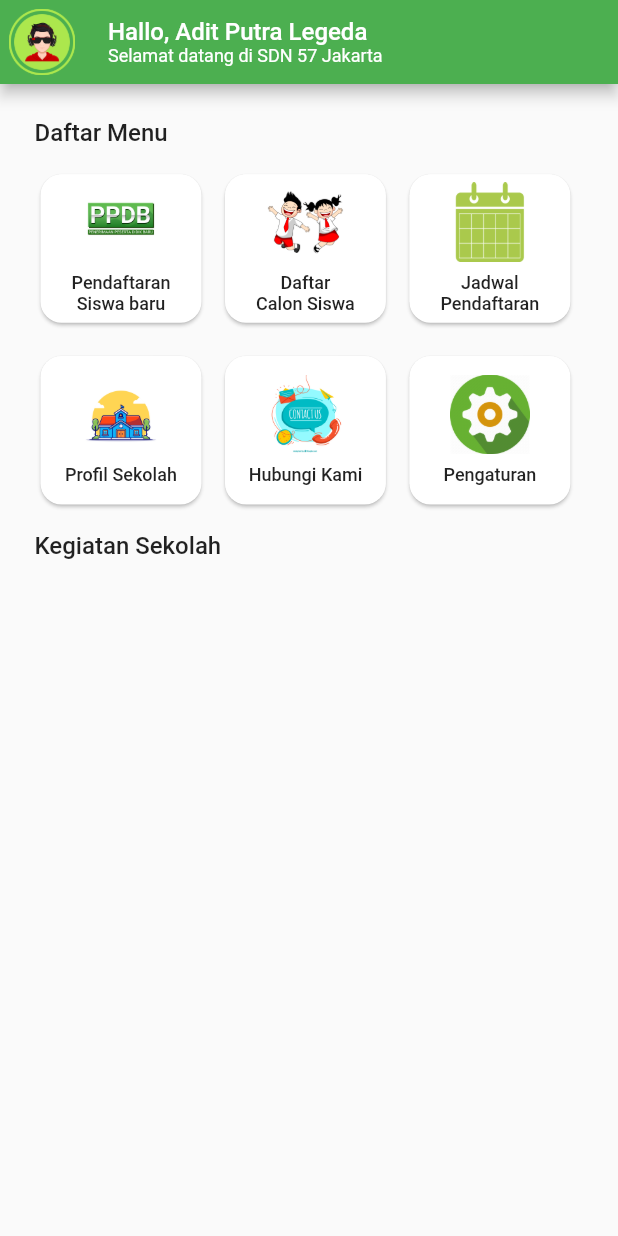
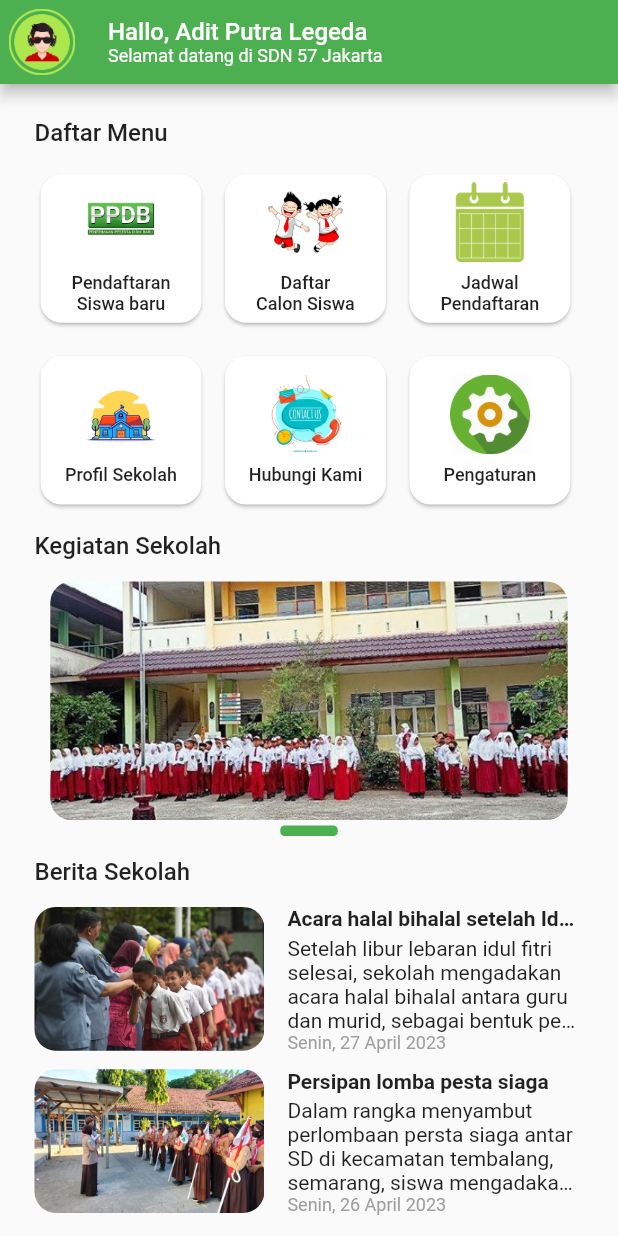
Before and after one commit to Aliryo/Aplikasi-Pendaftaran-Sekolah-Flutter, a Flutter app: the screen it shows after launch, on a phone screen of 412 x 824 dp. Run offline on Flutter 3.47's test engine with Material 2 defaults, Android fonts, the phone set to English and light mode, and no system bars; drawn by our look-alikes of carousel_slider; our stand-ins replace cloud_firestore, firebase_core, flutter_screenutil; accounts and stored records are empty.

Commit message:
finishing home page

```diff
--- a/lib/data/src/app_images.dart
+++ b/lib/data/src/app_images.dart
@@ -6,4 +6,8 @@ class AppImages {
   static const String setting = "assets/settings.png";
   static const String student = "assets/student.png";
   static const String contactUs = "assets/contactus.jpg";
+
+  static const String kegiatan = "assets/kegiatan.png";
+  static const String berita1 = "assets/berita1.png";
+  static const String berita2 = "assets/berita2.png";
 }
--- a/lib/views/pages/home_page.dart
+++ b/lib/views/pages/home_page.dart
@@ -1,6 +1,8 @@
 import 'package:aplikasi_pendaftaran_siswa/data/src/app_images.dart';
 import 'package:aplikasi_pendaftaran_siswa/utils/double_extension.dart';
 import 'package:aplikasi_pendaftaran_siswa/views/widgets/widget_card_home.dart';
+import 'package:aplikasi_pendaftaran_siswa/views/widgets/widget_news_list.dart';
+import 'package:carousel_slider/carousel_slider.dart';
 import 'package:cloud_firestore/cloud_firestore.dart';
 import 'package:flutter/material.dart';
 import 'package:flutter_screenutil/flutter_screenutil.dart';
@@ -87,8 +89,69 @@ class HomePage extends StatelessWidget {
               fontWeight: FontWeight.w500,
             ),
           ),
+          16.0.height,
+          CarouselSlider(
+            items: [
+              ClipRRect(
+                borderRadius: BorderRadius.circular(16.r),
+                child: Image.asset(
+                  AppImages.kegiatan,
+                  width: 360.w,
+                  height: 200.h,
+                  fit: BoxFit.cover,
+                ),
+              ),
+            ],
+            options: CarouselOptions(
+              height: 180.h,
+              viewportFraction: 1,
+              autoPlay: true,
+              initialPage: 0,
+              onPageChanged: (index, reason) {},
+            ),
+          ),
+          4.0.height,
+          Row(
+            mainAxisAlignment: MainAxisAlignment.center,
+            children: [
+              indicator(1),
+            ],
+          ),
+          16.0.height,
+          const Text(
+            'Berita Sekolah',
+            style: TextStyle(
+              fontSize: 16,
+              fontWeight: FontWeight.w500,
+            ),
+          ),
+          16.0.height,
+          const WidgetNewsList(
+            image: AppImages.berita1,
+            title: 'Acara halal bihalal setelah Idul Fitri',
+            subtitle:
+                'Setelah libur lebaran idul fitri selesai, sekolah mengadakan acara halal bihalal antara guru dan murid, sebagai bentuk pengajaran pendidikan.',
+            date: 'Senin, 27 April 2023',
+          ),
+          const WidgetNewsList(
+            image: AppImages.berita2,
+            title: 'Persipan lomba pesta siaga',
+            subtitle:
+                'Dalam rangka menyambut perlombaan persta siaga antar SD di kecamatan tembalang, semarang, siswa mengadakan latihan kegiatan.',
+            date: 'Senin, 26 April 2023',
+          ),
         ],
       ),
     );
   }
+
+  Widget indicator(int index) {
+    return Container(
+      width: 40.w,
+      height: 8.h,
+      margin: EdgeInsets.symmetric(horizontal: 2.w),
+      decoration: BoxDecoration(
+          color: Colors.green, borderRadius: BorderRadius.circular(3.w)),
+    );
+  }
 }
--- /dev/null
+++ b/lib/views/widgets/widget_news_list.dart
@@ -0,0 +1,68 @@
+import 'package:aplikasi_pendaftaran_siswa/data/src/app_images.dart';
+import 'package:aplikasi_pendaftaran_siswa/utils/double_extension.dart';
+import 'package:flutter/material.dart';
+import 'package:flutter_screenutil/flutter_screenutil.dart';
+
+class WidgetNewsList extends StatelessWidget {
+  const WidgetNewsList({
+    super.key,
+    required this.image,
+    required this.title,
+    required this.subtitle,
+    required this.date,
+  });
+  final String image;
+  final String title;
+  final String subtitle;
+  final String date;
+
+  @override
+  Widget build(BuildContext context) {
+    return Container(
+      margin: EdgeInsets.only(bottom: 8.h),
+      child: Row(
+        crossAxisAlignment: CrossAxisAlignment.start,
+        children: [
+          ClipRRect(
+            borderRadius: BorderRadius.circular(16.r),
+            child: Image.asset(
+              image,
+              width: 160.w,
+            ),
+          ),
+          16.0.width,
+          Flexible(
+            child: Column(
+              crossAxisAlignment: CrossAxisAlignment.start,
+              children: [
+                Text(
+                  title,
+                  maxLines: 1,
+                  overflow: TextOverflow.ellipsis,
+                  style: const TextStyle(
+                    fontSize: 14,
+                    fontWeight: FontWeight.w700,
+                  ),
+                ),
+                4.0.height,
+                Text(
+                  subtitle,
+                  maxLines: 4,
+                  overflow: TextOverflow.ellipsis,
+                ),
+                Text(
+                  date,
+                  style: const TextStyle(
+                    fontSize: 12,
+                    color: Colors.grey,
+                  ),
+                ),
+                4.0.height,
+              ],
+            ),
+          )
+        ],
+      ),
+    );
+  }
+}
--- a/pubspec.yaml
+++ b/pubspec.yaml
@@ -36,7 +36,9 @@ dependencies:
   # The following adds the Cupertino Icons font to your application.
   # Use with the CupertinoIcons class for iOS style icons.
   cupertino_icons: ^1.0.2
+  carousel_slider: ^4.2.1
   flutter_screenutil: ^5.7.0
+
   cloud_firestore: ^4.4.5
   firebase_core: ^2.8.0
   firebase_auth: ^4.3.0
```
Also changed, not shown: assets/berita1.png (added), assets/berita2.png (added), assets/kegiatan.png (added), pubspec.lock.
